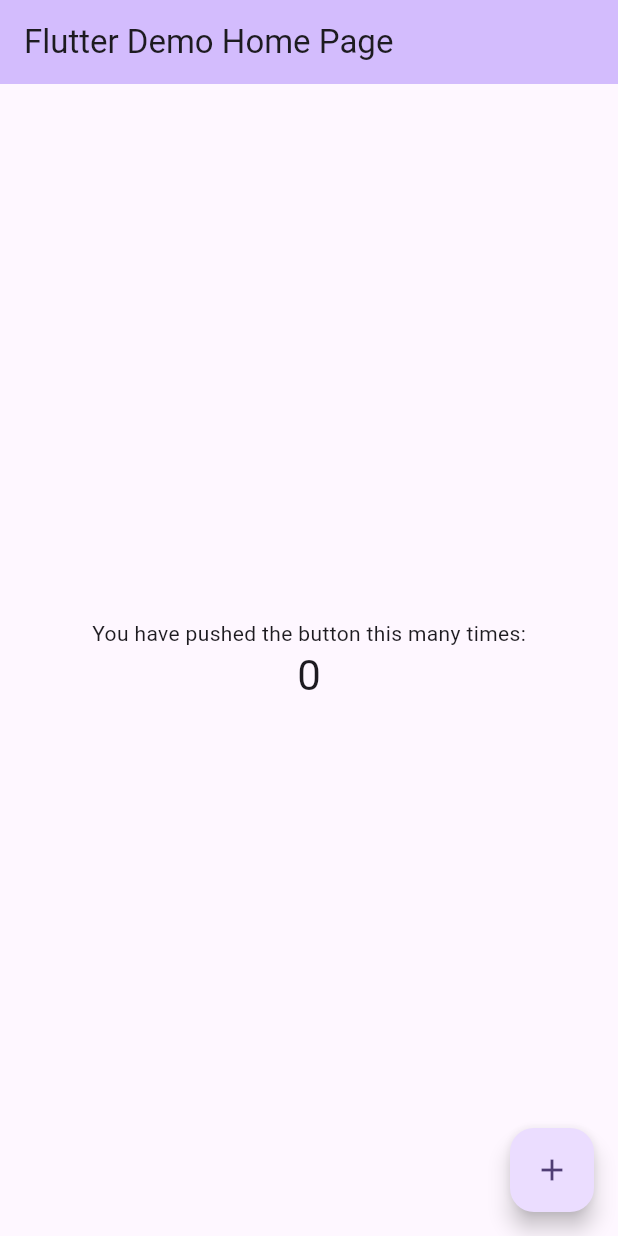
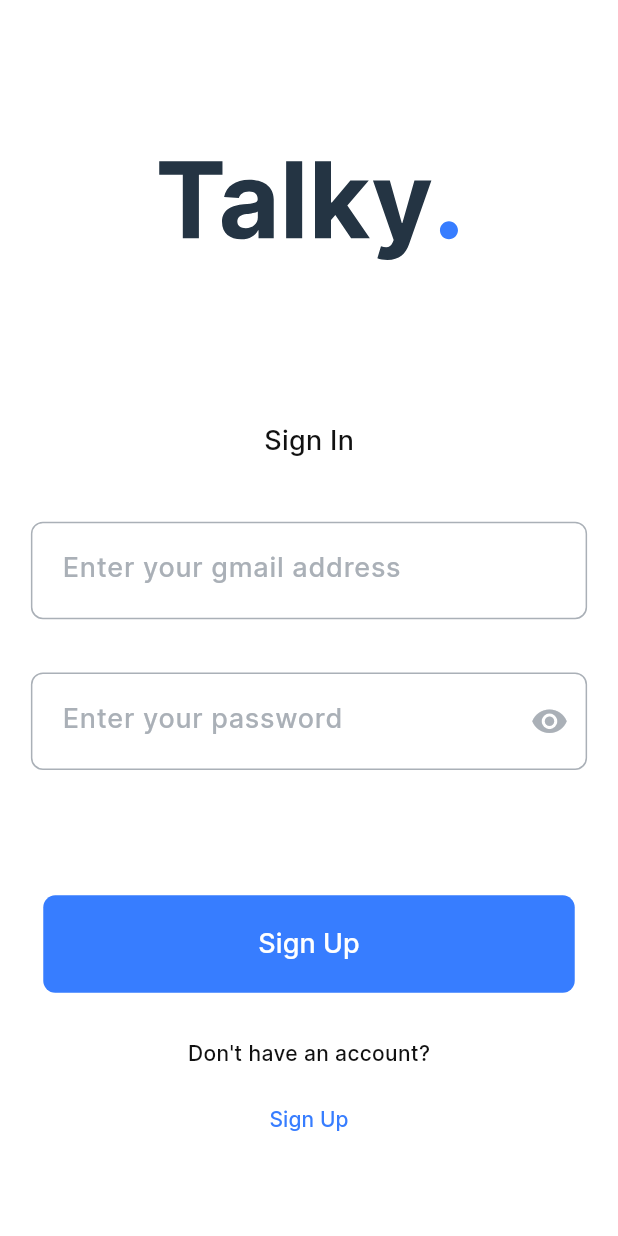
Before and after one commit to MagdKamaldev/circle_sync, a Flutter app: the screen it shows after launch, on a phone screen of 412 x 824 dp. Run offline on Flutter 3.47's test engine with Material 3 defaults, Android fonts, the phone set to English and light mode, and no system bars; our stand-ins replace dio, flutter_screenutil, flutter_svg.

Commit message:
login and signup ui done

```diff
--- /dev/null
+++ b/lib/circle_sync_app.dart
@@ -0,0 +1,27 @@
+import 'package:circle_sync/core/routing/app_router.dart';
+import 'package:circle_sync/core/routing/routes.dart';
+import 'package:circle_sync/features/login/login_screen.dart';
+import 'package:flutter/material.dart';
+import 'package:flutter_screenutil/flutter_screenutil.dart';
+
+class CircleSyncApp extends StatelessWidget {
+   final AppRouter appRouter;
+  const CircleSyncApp({super.key, required this.appRouter});
+
+  @override
+  Widget build(BuildContext context) {
+    return ScreenUtilInit(
+
+      designSize: const Size(375, 812),
+      child: MaterialApp(
+        title: 'Flutter Demo',
+        debugShowCheckedModeBanner: false,
+        theme: ThemeData(
+          useMaterial3: true,
+        ),
+         onGenerateRoute: appRouter.generateRoute,
+              initialRoute: Routes.login,
+            )
+      );
+  }
+}
--- /dev/null
+++ b/lib/core/helpers/spacing.dart
@@ -0,0 +1,10 @@
+import 'package:flutter/material.dart';
+import 'package:flutter_screenutil/flutter_screenutil.dart';
+
+SizedBox verticalSpace(double height) => SizedBox(
+      height: height.h,
+    );
+
+SizedBox horizontalSpace(double width) => SizedBox(
+      width: width.w,
+    );
--- /dev/null
+++ b/lib/core/networks/api_constants.dart
@@ -0,0 +1,5 @@
+class ApiConstants{
+  static const String apiBASEURL = "http://192.168.1.4:8080/";
+  static const  String signUp = "auth/signUp";
+  static const  String login = "auth/login";
+}
--- /dev/null
+++ b/lib/core/routing/app_router.dart
@@ -0,0 +1,27 @@
+import 'package:circle_sync/core/routing/routes.dart';
+import 'package:circle_sync/features/login/login_screen.dart';
+import 'package:circle_sync/features/signup/signup_screen.dart';
+import 'package:flutter/material.dart';
+
+class AppRouter {
+  Route generateRoute(RouteSettings settings) {
+    switch (settings.name) {
+      case Routes.login:
+        return MaterialPageRoute(
+          builder: (_) => const LoginScreen(),
+        );
+      case Routes.signUp:
+        return MaterialPageRoute(
+          builder: (_) => const SignUpScreen(),
+        );
+      default:
+        return MaterialPageRoute(
+          builder: (_) => Scaffold(
+            body: Center(
+              child: Text('No route defined for ${settings.name}'),
+            ),
+          ),
+        );
+    }
+  }
+}
--- /dev/null
+++ b/lib/core/routing/routes.dart
@@ -0,0 +1,5 @@
+  class Routes {
+    static const String home = '/';
+    static const String login = '/login';
+    static const String signUp = '/signUp';
+  }
--- /dev/null
+++ b/lib/core/themes/colors/colors.dart
@@ -0,0 +1,5 @@
+import 'package:flutter/material.dart';
+
+class ColorManager {
+   static const Color primary = Color(0xFF377DFF);
+}
--- /dev/null
+++ b/lib/core/themes/text_styles/text_styles.dart
@@ -0,0 +1,21 @@
+import 'package:flutter/material.dart';
+
+class TextStyles {
+
+  static const TextStyle heading1 = TextStyle(
+    color: Color(0xFF111111),
+    fontFamily: 'inter',
+    fontSize: 24,
+  );
+
+  static const TextStyle heading2 = TextStyle(
+   color: Color(0xFF111111),
+    fontFamily: 'inter',
+    fontSize: 18,
+  );
+  static const TextStyle body = TextStyle(
+   color: Color(0xFF111111),
+    fontFamily: 'inter',
+    fontSize: 14,
+  );
+}
--- /dev/null
+++ b/lib/core/widgets/button.dart
@@ -0,0 +1,30 @@
+import 'package:circle_sync/core/themes/colors/colors.dart';
+import 'package:circle_sync/core/themes/text_styles/text_styles.dart';
+import 'package:flutter/material.dart';
+
+class AppButton extends StatelessWidget {
+  final Function onPressed;
+  final String text;
+  const AppButton({super.key, required this.onPressed, required this.text});
+
+  @override
+  Widget build(BuildContext context) {
+    return Container(
+      width: MediaQuery.of(context).size.width * 0.86,
+      height: 65,
+      decoration: ShapeDecoration(
+        color: ColorManager.primary,
+        shape: RoundedRectangleBorder(
+          borderRadius: BorderRadius.circular(8),
+        ),
+      ),
+      child: TextButton(
+        onPressed: onPressed(),
+        child: Text(
+          text,
+          style: TextStyles.heading2.copyWith(color: Colors.white),
+        ),
+      ),
+    );
+  }
+}
--- /dev/null
+++ b/lib/core/widgets/tff.dart
@@ -0,0 +1,84 @@
+// ignore_for_file: library_private_types_in_public_api
+
+import 'package:circle_sync/core/themes/text_styles/text_styles.dart';
+import 'package:flutter/material.dart';
+
+class AppTextField extends StatefulWidget {
+  final TextEditingController controller;
+  final String hintText;
+  final TextInputType keyboardType;
+  final bool isPassword;
+
+  const AppTextField({
+    super.key,
+    required this.controller,
+    required this.hintText,
+    required this.keyboardType,
+    required this.isPassword,
+  });
+
+  @override
+  _AppTextFieldState createState() => _AppTextFieldState();
+}
+
+class _AppTextFieldState extends State<AppTextField> {
+  bool _isPasswordVisible = false;
+
+  @override
+  Widget build(BuildContext context) {
+    Size size = MediaQuery.of(context).size;
+    return Container(
+      width: size.width * 0.9,
+      height: 65,
+      decoration: ShapeDecoration(
+        gradient: LinearGradient(
+          begin: const Alignment(0.00, -1.00),
+          end: const Alignment(0, 1),
+          colors: [Colors.white, Colors.white.withOpacity(0)],
+        ),
+        shape: RoundedRectangleBorder(
+          side: const BorderSide(width: 1, color: Color(0xFFAAB0B7)),
+          borderRadius: BorderRadius.circular(8),
+        ),
+      ),
+      child: Center(
+        child: TextFormField(
+          keyboardType: widget.keyboardType,
+          controller: widget.controller,
+          obscureText: widget.isPassword && !_isPasswordVisible,
+          validator: (String? value) {
+            if (value!.isEmpty) {
+              return "Please enter a valid value";
+            }
+            return null;
+          },
+          decoration: InputDecoration(
+            suffixIcon: widget.isPassword
+                ? IconButton(
+                    icon: Icon(
+                      _isPasswordVisible
+                          ? Icons.visibility_off
+                          : Icons.visibility,
+                      size: 25,
+                      color: const Color(0xFFAAB0B7),
+                    ),
+                    onPressed: () {
+                      setState(() {
+                        _isPasswordVisible = !_isPasswordVisible;
+                      });
+                    },
+                  )
+                : null,
+            border: InputBorder.none,
+            hintText: widget.hintText,
+            hintStyle: TextStyles.heading2.copyWith(
+              color: const Color(0xFFAAB0B7),
+            ),
+            contentPadding:
+                const EdgeInsets.symmetric(vertical: 20, horizontal: 20),
+          ),
+        ),
+      ),
+    );
+  }
+}
--- /dev/null
+++ b/lib/features/login/login_screen.dart
@@ -0,0 +1,77 @@
+import 'package:circle_sync/core/helpers/extensions.dart';
+import 'package:circle_sync/core/helpers/spacing.dart';
+import 'package:circle_sync/core/routing/routes.dart';
+import 'package:circle_sync/core/themes/colors/colors.dart';
+import 'package:circle_sync/core/themes/text_styles/text_styles.dart';
+import 'package:circle_sync/core/widgets/button.dart';
+import 'package:circle_sync/core/widgets/tff.dart';
+import 'package:flutter/material.dart';
+import 'package:flutter_svg/svg.dart';
+
+class LoginScreen extends StatelessWidget {
+  const LoginScreen({super.key});
+
+  @override
+  Widget build(BuildContext context) {
+    TextEditingController mailController = TextEditingController();
+    TextEditingController passwordController = TextEditingController();
+    Size size = MediaQuery.of(context).size;
+    return Scaffold(
+      backgroundColor: Colors.white,
+      body: SingleChildScrollView(
+        child: SafeArea(
+          child: SizedBox(
+            width: size.width,
+            child: Column(
+              crossAxisAlignment: CrossAxisAlignment.center,
+              children: [
+                verticalSpace(40),
+                SizedBox(
+                  width: 200,
+                  height: 200,
+                  child: SvgPicture.asset(
+                    'assets/images/logo.svg',
+                  ),
+                ),
+                verticalSpace(40),
+                const Text(
+                  "Sign In",
+                  style: TextStyles.heading2,
+                ),
+                verticalSpace(40),
+                AppTextField(
+                    isPassword: false,
+                    controller: mailController,
+                    hintText: "Enter your gmail address",
+                    keyboardType: TextInputType.emailAddress),
+                verticalSpace(35),
+                AppTextField(
+                    isPassword: true,
+                    controller: passwordController,
+                    hintText: "Enter your password",
+                    keyboardType: TextInputType.visiblePassword),
+                verticalSpace(size.height * 0.1),
+                AppButton(onPressed: () {}, text: "Sign Up"),
+                verticalSpace(30),
+                const Text(
+                  "Don't have an account?",
+                  style: TextStyles.body,
+                ),
+                verticalSpace(10),
+                TextButton(
+                  child: Text("Sign Up",
+                      style: TextStyles.body.copyWith(
+                        color: ColorManager.primary,
+                      )),
+                  onPressed: () {
+                    context.pushNamed(Routes.signUp);
+                  },
+                ),
+              ],
+            ),
+          ),
+        ),
+      ),
+    );
+  }
+}
--- a/lib/main.dart
+++ b/lib/main.dart
@@ -1,125 +1,7 @@
+import 'package:circle_sync/circle_sync_app.dart';
+import 'package:circle_sync/core/routing/app_router.dart';
 import 'package:flutter/material.dart';
 
 void main() {
-  runApp(const MyApp());
+  runApp(CircleSyncApp(appRouter: AppRouter(),));
 }
-
-class MyApp extends StatelessWidget {
-  const MyApp({super.key});
-
-  // This widget is the root of your application.
-  @override
-  Widget build(BuildContext context) {
-    return MaterialApp(
-      title: 'Flutter Demo',
-      theme: ThemeData(
-        // This is the theme of your application.
-        //
-        // TRY THIS: Try running your application with "flutter run". You'll see
-        // the application has a purple toolbar. Then, without quitting the app,
-        // try changing the seedColor in the colorScheme below to Colors.green
-        // and then invoke "hot reload" (save your changes or press the "hot
-        // reload" button in a Flutter-supported IDE, or press "r" if you used
-        // the command line to start the app).
-        //
-        // Notice that the counter didn't reset back to zero; the application
-        // state is not lost during the reload. To reset the state, use hot
-        // restart instead.
-        //
-        // This works for code too, not just values: Most code changes can be
-        // tested with just a hot reload.
-        colorScheme: ColorScheme.fromSeed(seedColor: Colors.deepPurple),
-        useMaterial3: true,
-      ),
-      home: const MyHomePage(title: 'Flutter Demo Home Page'),
-    );
-  }
-}
-
-class MyHomePage extends StatefulWidget {
-  const MyHomePage({super.key, required this.title});
-
-  // This widget is the home page of your application. It is stateful, meaning
-  // that it has a State object (defined below) that contains fields that affect
-  // how it looks.
-
-  // This class is the configuration for the state. It holds the values (in this
-  // case the title) provided by the parent (in this case the App widget) and
-  // used by the build method of the State. Fields in a Widget subclass are
-  // always marked "final".
-
-  final String title;
-
-  @override
-  State<MyHomePage> createState() => _MyHomePageState();
-}
-
-class _MyHomePageState extends State<MyHomePage> {
-  int _counter = 0;
-
-  void _incrementCounter() {
-    setState(() {
-      // This call to setState tells the Flutter framework that something has
-      // changed in this State, which causes it to rerun the build method below
-      // so that the display can reflect the updated values. If we changed
-      // _counter without calling setState(), then the build method would not be
-      // called again, and so nothing would appear to happen.
-      _counter++;
-    });
-  }
-
-  @override
-  Widget build(BuildContext context) {
-    // This method is rerun every time setState is called, for instance as done
-    // by the _incrementCounter method above.
-    //
-    // The Flutter framework has been optimized to make rerunning build methods
-    // fast, so that you can just rebuild anything that needs updating rather
-    // than having to individually change instances of widgets.
-    return Scaffold(
-      appBar: AppBar(
-        // TRY THIS: Try changing the color here to a specific color (to
-        // Colors.amber, perhaps?) and trigger a hot reload to see the AppBar
-        // change color while the other colors stay the same.
-        backgroundColor: Theme.of(context).colorScheme.inversePrimary,
-        // Here we take the value from the MyHomePage object that was created by
-        // the App.build method, and use it to set our appbar title.
-        title: Text(widget.title),
-      ),
-      body: Center(
-        // Center is a layout widget. It takes a single child and positions it
-        // in the middle of the parent.
-        child: Column(
-          // Column is also a layout widget. It takes a list of children and
-          // arranges them vertically. By default, it sizes itself to fit its
-          // children horizontally, and tries to be as tall as its parent.
-          //
-          // Column has various properties to control how it sizes itself and
-          // how it positions its children. Here we use mainAxisAlignment to
-          // center the children vertically; the main axis here is the vertical
-          // axis because Columns are vertical (the cross axis would be
-          // horizontal).
-          //
-          // TRY THIS: Invoke "debug painting" (choose the "Toggle Debug Paint"
-          // action in the IDE, or press "p" in the console), to see the
-          // wireframe for each widget.
-          mainAxisAlignment: MainAxisAlignment.center,
-          children: <Widget>[
-            const Text(
-              'You have pushed the button this many times:',
-            ),
-            Text(
-              '$_counter',
-              style: Theme.of(context).textTheme.headlineMedium,
-            ),
-          ],
-        ),
-      ),
-      floatingActionButton: FloatingActionButton(
-        onPressed: _incrementCounter,
-        tooltip: 'Increment',
-        child: const Icon(Icons.add),
-      ), // This trailing comma makes auto-formatting nicer for build methods.
-    );
-  }
-}
```
Also changed, not shown: lib/core/helpers/extensions.dart (added, +20 -0 lines), lib/core/networks/api_errors.dart (added, +46 -0 lines), lib/core/networks/api_services.dart (added, +62 -0 lines), lib/features/signup/signup_screen.dart (added, +95 -0 lines), pubspec.yaml (+9 -2 lines), assets/fonts/Inter-Medium.ttf (added), assets/images/logo.svg (added), pubspec.lock, 1 other file.
